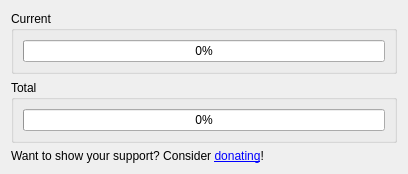
landaire/Up, file Up/progressdialog.ui: the form before one commit.
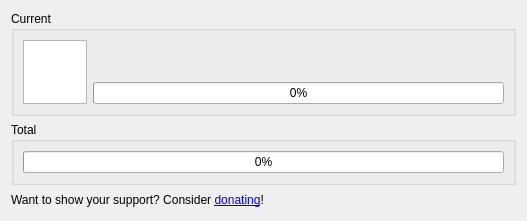
The form after the commit.

Commit message: Added package icon & name to dialog

Diff of the .ui file:
```diff
--- a/Up/progressdialog.ui
+++ b/Up/progressdialog.ui
@@ -6,8 +6,8 @@
    <rect>
     <x>0</x>
     <y>0</y>
-    <width>408</width>
-    <height>173</height>
+    <width>527</width>
+    <height>221</height>
    </rect>
   </property>
   <property name="windowTitle">
@@ -21,12 +21,51 @@
      </property>
      <layout class="QHBoxLayout" name="horizontalLayout_2">
       <item>
-       <widget class="QProgressBar" name="progressCurrent">
-        <property name="value">
-         <number>0</number>
+       <widget class="QGraphicsView" name="graphicsView">
+        <property name="sizePolicy">
+         <sizepolicy hsizetype="Minimum" vsizetype="Minimum">
+          <horstretch>0</horstretch>
+          <verstretch>0</verstretch>
+         </sizepolicy>
+        </property>
+        <property name="minimumSize">
+         <size>
+          <width>64</width>
+          <height>64</height>
+         </size>
+        </property>
+        <property name="maximumSize">
+         <size>
+          <width>64</width>
+          <height>64</height>
+         </size>
+        </property>
+        <property name="verticalScrollBarPolicy">
+         <enum>Qt::ScrollBarAlwaysOff</enum>
+        </property>
+        <property name="horizontalScrollBarPolicy">
+         <enum>Qt::ScrollBarAlwaysOff</enum>
         </property>
        </widget>
       </item>
+      <item>
+       <layout class="QVBoxLayout" name="verticalLayout_3">
+        <item>
+         <widget class="QLabel" name="labelFileName">
+          <property name="text">
+           <string/>
+          </property>
+         </widget>
+        </item>
+        <item>
+         <widget class="QProgressBar" name="progressCurrent">
+          <property name="value">
+           <number>0</number>
+          </property>
+         </widget>
+        </item>
+       </layout>
+      </item>
      </layout>
     </widget>
    </item>
```
The commit also changes 2 other files.
